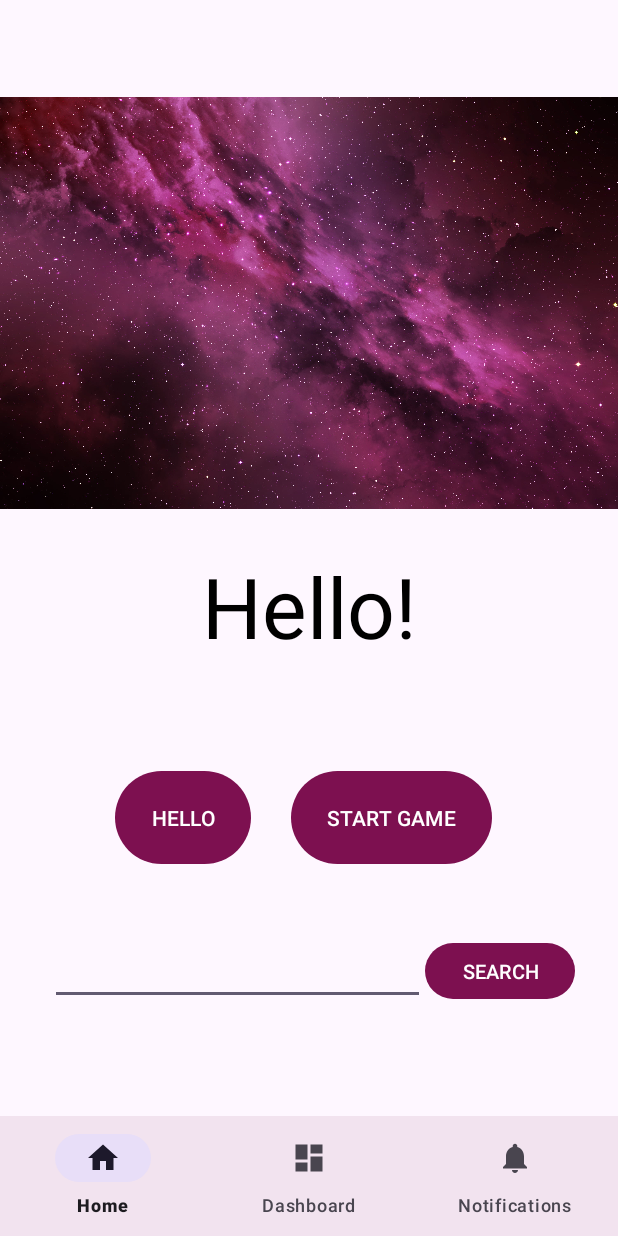
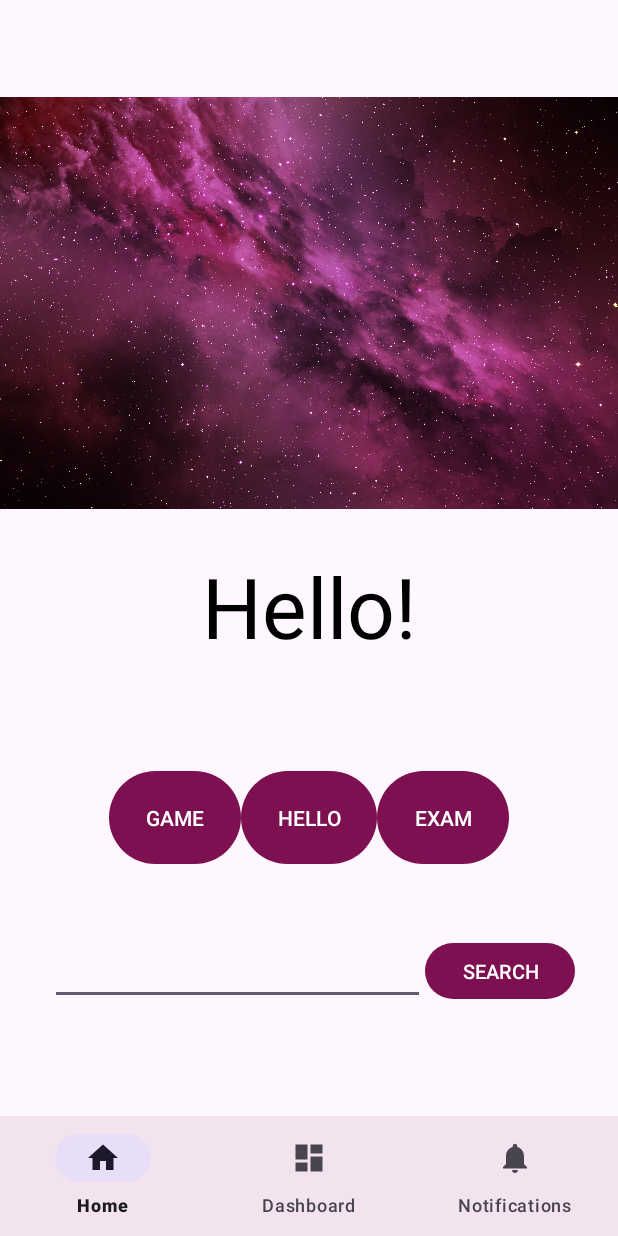
Before and after one commit to Milalien/AndroidProgramming, an Android app: the screen it shows after launch (MainActivity), on a phone screen of 412 x 824 dp. Run offline under Robolectric (Android 15) with nearby library versions, the phone set to English and light mode, and no system bars; our stand-ins replace navigation-ui.

Commit message:
240424 - exam day
added "exam activity", exam excersise done in 3 hours

```diff
--- a/AndroidStudioProjects/app/src/main/AndroidManifest.xml
+++ b/AndroidStudioProjects/app/src/main/AndroidManifest.xml
@@ -18,11 +18,16 @@
         android:usesCleartextTraffic="true"
         tools:targetApi="31">
         <activity
+            android:name=".ExamActivity"
+            android:exported="false"
+            android:parentActivityName=".MainActivity" />
+        <activity
             android:name=".SearchActivity"
             android:exported="false">
             <intent-filter>
                 <action android:name="android.intent.action.SEARCH" />
             </intent-filter>
+
             <meta-data
                 android:name="android.app.searchable"
                 android:resource="@xml/searchable" />
--- a/AndroidStudioProjects/app/src/main/java/com/example/android_harjoitukset/ui/home/HomeFragment.java
+++ b/AndroidStudioProjects/app/src/main/java/com/example/android_harjoitukset/ui/home/HomeFragment.java
@@ -13,6 +13,7 @@ import androidx.annotation.NonNull;
 import androidx.fragment.app.Fragment;
 import androidx.lifecycle.ViewModelProvider;
 
+import com.example.android_harjoitukset.ExamActivity;
 import com.example.android_harjoitukset.GameActivity;
 import com.example.android_harjoitukset.R;
 import com.example.android_harjoitukset.SearchActivity;
@@ -25,6 +26,8 @@ public class HomeFragment extends Fragment {
     private Button helloButton;
     private Button gameButton;
     private Button searchButton;
+    private Button examButton;
+
     private EditText searchInput;
 
     private View helloTextView;
@@ -44,10 +47,13 @@ public class HomeFragment extends Fragment {
         helloButton = binding.helloButton;
         gameButton = binding.gameButton;
         searchButton = binding.searchButton;
+        examButton = binding.examButton;
 
         helloButton.setOnClickListener(this::handleOnClickEvents);
         gameButton.setOnClickListener(this::handleOnClickEvents);
         searchButton.setOnClickListener(this::handleOnClickEvents);
+        examButton.setOnClickListener(this::handleOnClickEvents);
+
 
         searchInput = binding.searchText;
 
@@ -75,7 +81,12 @@ public class HomeFragment extends Fragment {
             String searchText = searchInput.getText().toString();
             i.putExtra("searchTxt", searchText);
             startActivity(i);
+        } else if (v.getId() == R.id.examButton) {
+            Log.i(TAG, "User clicked the Exam-button");
+            Intent i = new Intent(getActivity(), ExamActivity.class);
+            startActivity(i);
         }
+
     }
 
     @Override
--- a/AndroidStudioProjects/app/src/main/res/layout/fragment_home.xml
+++ b/AndroidStudioProjects/app/src/main/res/layout/fragment_home.xml
@@ -64,10 +64,9 @@
         android:text="@string/hellobtn"
         app:layout_constraintBottom_toBottomOf="parent"
         app:layout_constraintEnd_toEndOf="parent"
-        app:layout_constraintHorizontal_bias="0.239"
         app:layout_constraintStart_toStartOf="parent"
         app:layout_constraintTop_toBottomOf="@+id/hello"
-        app:layout_constraintVertical_bias="0.219" />
+        app:layout_constraintVertical_bias="0.217" />
 
     <Button
         android:id="@+id/gameButton"
@@ -75,10 +74,22 @@
         android:layout_height="70dp"
         android:text="@string/gamebtn"
         app:layout_constraintBottom_toBottomOf="parent"
+        app:layout_constraintEnd_toStartOf="@+id/helloButton"
+        app:layout_constraintHorizontal_bias="1.0"
+        app:layout_constraintStart_toStartOf="parent"
+        app:layout_constraintTop_toBottomOf="@+id/hello"
+        app:layout_constraintVertical_bias="0.217" />
+
+    <Button
+        android:id="@+id/examButton"
+        android:layout_width="wrap_content"
+        android:layout_height="70dp"
+        android:text="@string/exambtn"
+        app:layout_constraintBottom_toBottomOf="parent"
         app:layout_constraintEnd_toEndOf="parent"
-        app:layout_constraintHorizontal_bias="0.239"
+        app:layout_constraintHorizontal_bias="0.0"
         app:layout_constraintStart_toEndOf="@+id/helloButton"
         app:layout_constraintTop_toBottomOf="@+id/hello"
-        app:layout_constraintVertical_bias="0.219" />
+        app:layout_constraintVertical_bias="0.217" />
 
 </androidx.constraintlayout.widget.ConstraintLayout>
--- a/AndroidStudioProjects/app/src/main/res/values/strings.xml
+++ b/AndroidStudioProjects/app/src/main/res/values/strings.xml
@@ -2,7 +2,7 @@
     <string name="app_name">Android_harjoitukset</string>
     <string name="hello">Hello!</string>
     <string name="hellobtn">HELLO</string>
-    <string name="gamebtn">START GAME</string>
+    <string name="gamebtn">GAME</string>
     <string name="gameText">Game demo</string>
     <string name="playBtnDescrpt">Image button, click to find star</string>
     <string name="restartBtn">Restart game</string>
@@ -24,5 +24,12 @@
     <string name="compFormText">Company form: </string>
     <string name="comIdText">Business id: </string>
     <string name="search_title">YTJ-interface search</string>
+    <string name="label">Input value and select currency</string>
+    <string name="currencyText">Euro tourist currency converter</string>
+    <string name="SEK">SEK</string>
+    <string name="NOK">NOK</string>
+    <string name="DKK">DKK</string>
+    <string name="curError">Converting not possible</string>
+    <string name="exambtn">EXAM</string>
 
 </resources>
```
Also changed, not shown: AndroidStudioProjects/app/src/main/java/com/example/android_harjoitukset/ExamActivity.java (added, +130 -0 lines), AndroidStudioProjects/app/src/main/res/layout/activity_exam.xml (added, +104 -0 lines), 1 other file.
